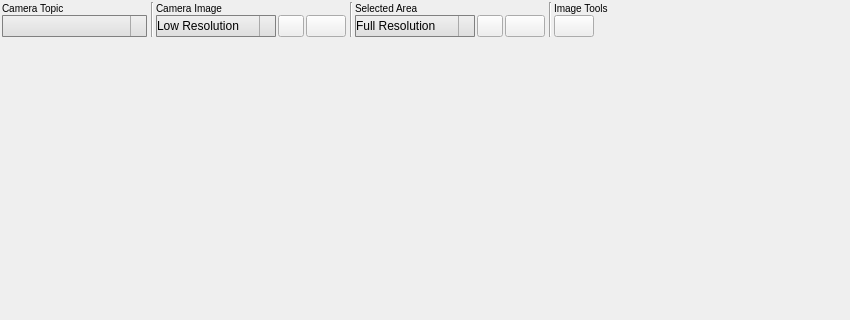
First picture: the form in vigir_ocs_camera_view/src/ui/camera_view_widget.ui, repository team-vigir/vigir_ocs_common, before the edit; both pictures show x 0 to 850 and y 0 to 320 of the 850 by 702 pixel window.
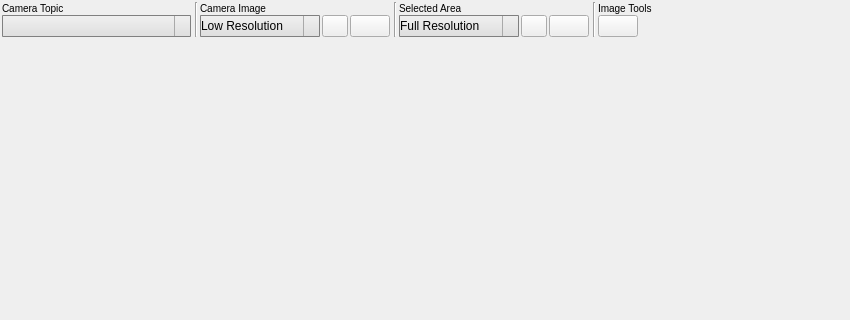
Second picture: the form after the edit. Icons and pictures are not drawn.

Commit message: fixing up issues with the camera to be able to merge back to master

```diff
--- a/vigir_ocs_camera_view/src/ui/camera_view_widget.ui
+++ b/vigir_ocs_camera_view/src/ui/camera_view_widget.ui
@@ -58,6 +58,12 @@
       </property>
       <item>
        <widget class="QWidget" name="widget" native="true">
+        <property name="sizePolicy">
+         <sizepolicy hsizetype="Expanding" vsizetype="Expanding">
+          <horstretch>0</horstretch>
+          <verstretch>0</verstretch>
+         </sizepolicy>
+        </property>
         <layout class="QVBoxLayout" name="verticalLayout">
          <property name="spacing">
           <number>0</number>
@@ -206,6 +212,12 @@
       </item>
       <item>
        <widget class="QWidget" name="widget_3" native="true">
+        <property name="sizePolicy">
+         <sizepolicy hsizetype="Expanding" vsizetype="Expanding">
+          <horstretch>0</horstretch>
+          <verstretch>0</verstretch>
+         </sizepolicy>
+        </property>
         <layout class="QVBoxLayout" name="verticalLayout_2">
          <property name="spacing">
           <number>0</number>
@@ -464,6 +476,12 @@
       </item>
       <item>
        <widget class="QWidget" name="widget_6" native="true">
+        <property name="sizePolicy">
+         <sizepolicy hsizetype="Fixed" vsizetype="Expanding">
+          <horstretch>0</horstretch>
+          <verstretch>0</verstretch>
+         </sizepolicy>
+        </property>
         <layout class="QVBoxLayout" name="verticalLayout_4">
          <property name="spacing">
           <number>0</number>
@@ -672,6 +690,12 @@
       </item>
       <item>
        <widget class="QWidget" name="widget_8" native="true">
+        <property name="sizePolicy">
+         <sizepolicy hsizetype="Fixed" vsizetype="Expanding">
+          <horstretch>0</horstretch>
+          <verstretch>0</verstretch>
+         </sizepolicy>
+        </property>
         <layout class="QVBoxLayout" name="verticalLayout_5">
          <property name="spacing">
           <number>0</number>
@@ -693,6 +717,12 @@
          </item>
          <item>
           <widget class="QWidget" name="widget_9" native="true">
+           <property name="sizePolicy">
+            <sizepolicy hsizetype="Expanding" vsizetype="Expanding">
+             <horstretch>0</horstretch>
+             <verstretch>0</verstretch>
+            </sizepolicy>
+           </property>
            <layout class="QHBoxLayout" name="horizontalLayout_2">
             <property name="spacing">
              <number>0</number>
@@ -738,11 +768,11 @@
                <enum>Qt::Horizontal</enum>
               </property>
               <property name="sizeType">
-               <enum>QSizePolicy::MinimumExpanding</enum>
+               <enum>QSizePolicy::Fixed</enum>
               </property>
               <property name="sizeHint" stdset="0">
                <size>
-                <width>0</width>
+                <width>20</width>
                 <height>20</height>
                </size>
               </property>
```
Left out of the diff: 2 changed lines with no effect on the pictures. The commit also changes 11 other files.
